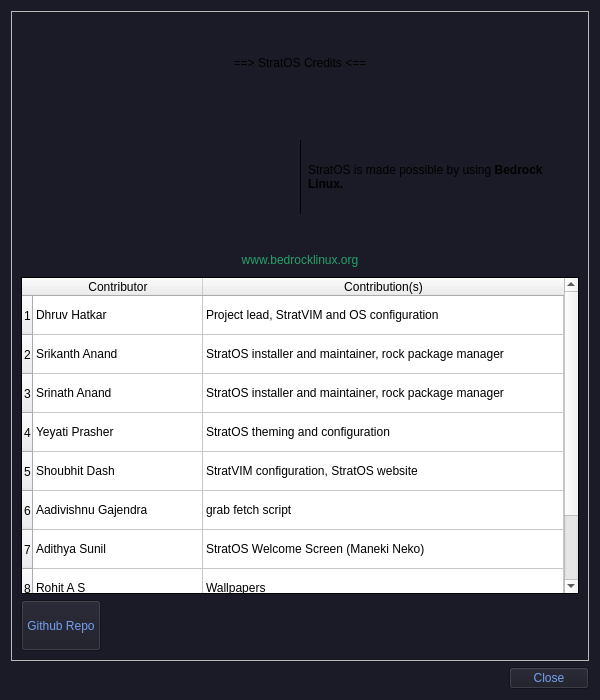
Old version of the form src/ui/creditsDialog.ui in the repository StratOS-Linux/stratOS-maneki-neko.
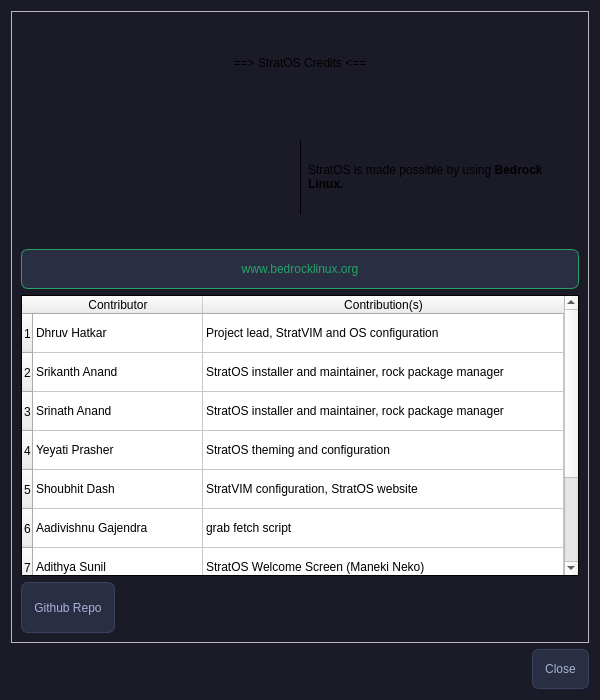
New version of the form. Icons and pictures are not drawn.

Commit message: refining ui; added css for button press and hover

```diff
--- a/src/ui/creditsDialog.ui
+++ b/src/ui/creditsDialog.ui
@@ -22,7 +22,23 @@
 background-color: rgb(26, 27, 38);
 	alternate-background-color: rgb(33, 39, 54);
 
-}</string>
+}
+
+ QPushButton {
+        background-color: #292e42;
+        border: 1px solid #3b4261;
+        color: #a9b1d6;
+        padding: 12px;
+        border-radius: 7px;
+    }
+
+    QPushButton:hover {
+        background-color: #3b4261;
+    }
+
+    QPushButton:pressed {
+        background-color: #414868;
+    }</string>
   </property>
   <layout class="QVBoxLayout" name="verticalLayout">
    <item>
@@ -369,11 +385,7 @@
            <string comment="Visit StratOS Github Repo" extracomment="Visit StratOS Github Repo"/>
           </property>
           <property name="styleSheet">
-           <string notr="true">QPushButton{
-background-color: rgb(26, 27, 38);
-	alternate-background-color: rgb(33, 39, 54);
-	color: rgb(118, 159, 240);
-}</string>
+           <string notr="true"/>
           </property>
           <property name="text">
            <string>Github Repo</string>
@@ -417,11 +429,7 @@
    <item>
     <widget class="QDialogButtonBox" name="dialogButtonBox">
      <property name="styleSheet">
-      <string notr="true">
-	background-color: rgb(26, 27, 38);
-	alternate-background-color: rgb(33, 39, 54);
-	color: rgb(118, 159, 240);
-</string>
+      <string notr="true"/>
      </property>
      <property name="orientation">
       <enum>Qt::Horizontal</enum>
```
The commit also changes 5 other files.
